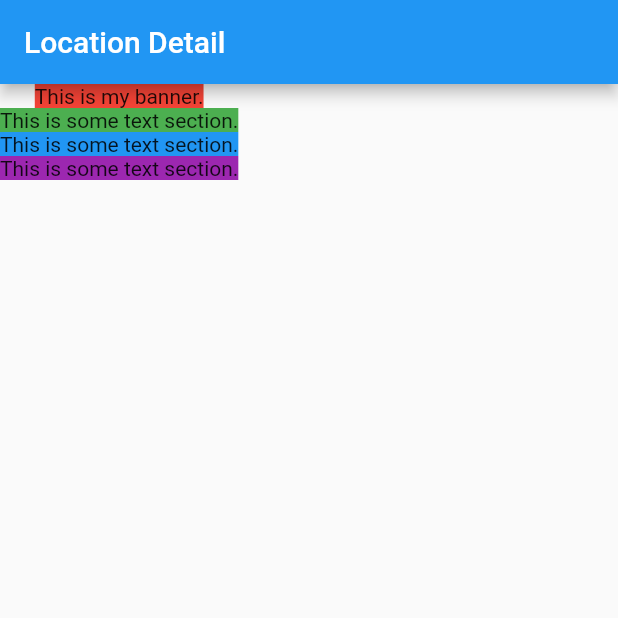
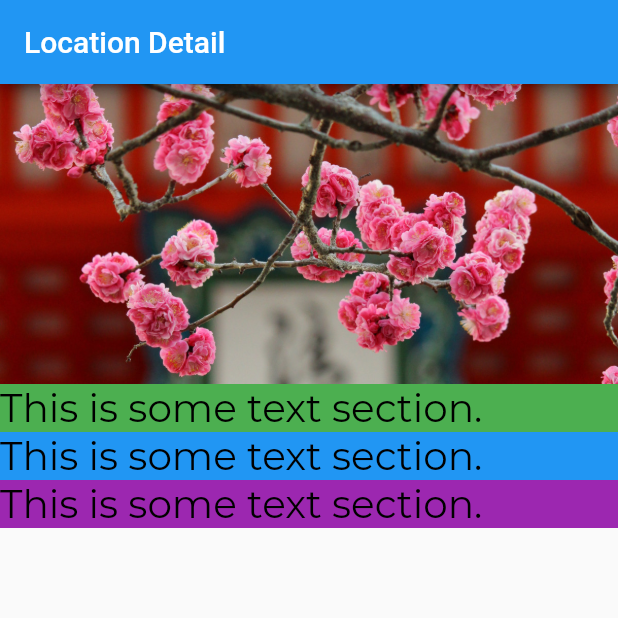
Before and after one commit to seenickcode/tourismandco, a Flutter app: the screen it shows after launch, on a phone screen of 412 x 824 dp, the top half of it. Run offline on Flutter 3.47's test engine with Material 2 defaults, Android fonts, the phone set to English and light mode, and no system bars.

Commit message:
Added lesson 02 layout, image, fonts and text.

```diff
--- a/lib/app.dart
+++ b/lib/app.dart
@@ -2,12 +2,14 @@
 
 import 'package:flutter/material.dart';
 import 'screens/location_detail/location_detail.dart';
+import 'style.dart';
 
 class App extends StatelessWidget {
   @override
   Widget build(BuildContext context) {
     return MaterialApp(
       home: LocationDetail(),
+      theme: ThemeData(textTheme: TextTheme(body1: Body1Style)),
     );
   }
 }
--- a/lib/screens/location_detail/location_detail.dart
+++ b/lib/screens/location_detail/location_detail.dart
@@ -9,7 +9,10 @@ class LocationDetail extends StatelessWidget {
       appBar: AppBar(
         title: Text('Location Detail'),
       ),
-      body: Column(children: [
+      body: Column(
+          mainAxisAlignment: MainAxisAlignment.start,
+          crossAxisAlignment: CrossAxisAlignment.stretch,
+          children: [
             _bannerContainer(Colors.red),
             _textSectionContainer(Colors.green),
             _textSectionContainer(Colors.blue),
@@ -20,9 +23,12 @@ class LocationDetail extends StatelessWidget {
 
   Widget _bannerContainer(Color color) {
     return Container(
+        constraints: BoxConstraints.expand(height: 200.0),
         decoration: BoxDecoration(color: color),
-      child: Text("This is my banner."),
-    );
+        child: Image.asset(
+          "assets/images/kiyomizu-dera.jpg",
+          fit: BoxFit.cover,
+        ));
   }
 
   Widget _textSectionContainer(Color color) {
--- /dev/null
+++ b/lib/style.dart
@@ -0,0 +1,10 @@
+import 'package:flutter/material.dart';
+
+const String FontNameDefault = 'Montserrat';
+
+const Body1Style = TextStyle(
+  fontFamily: FontNameDefault,
+  fontWeight: FontWeight.w300,
+  fontSize: 26.0,
+  color: Colors.black,
+);
```
Also changed, not shown: pubspec.yaml (+10 -15 lines), assets/fonts/Montserrat-Bold.ttf (added), assets/fonts/Montserrat-Regular.ttf (added), assets/images/kiyomizu-dera.jpg (added). Lines whose indentation alone changed are shown as unchanged.
